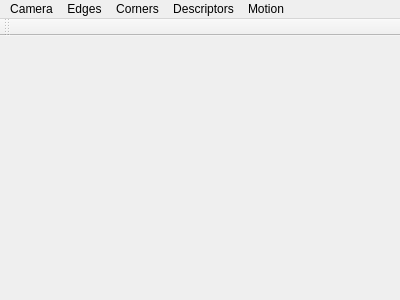
Old version of the form OpenCV/Webcam/Webcam/mainwindow.ui in the repository leparrav/Playground.
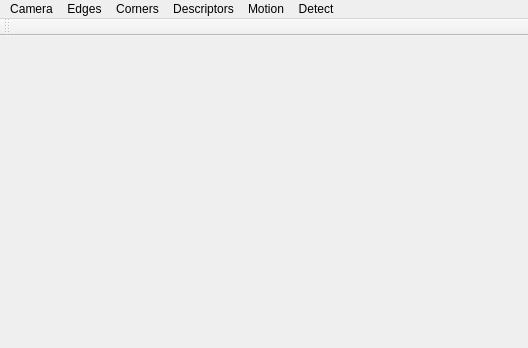
New version of the form.

```diff
--- a/OpenCV/Webcam/Webcam/mainwindow.ui
+++ b/OpenCV/Webcam/Webcam/mainwindow.ui
@@ -6,8 +6,8 @@
    <rect>
     <x>0</x>
     <y>0</y>
-    <width>400</width>
-    <height>300</height>
+    <width>528</width>
+    <height>348</height>
    </rect>
   </property>
   <property name="windowTitle">
@@ -29,7 +29,7 @@
     <rect>
      <x>0</x>
      <y>0</y>
-     <width>400</width>
+     <width>528</width>
      <height>25</height>
     </rect>
    </property>
@@ -73,11 +73,20 @@
     <addaction name="actionBackground_substract"/>
     <addaction name="actionFeature_matching"/>
    </widget>
+   <widget class="QMenu" name="menuDetect">
+    <property name="title">
+     <string>Detect</string>
+    </property>
+    <addaction name="actionFace"/>
+    <addaction name="actionEyes"/>
+    <addaction name="actionObject"/>
+   </widget>
    <addaction name="menuCamera"/>
    <addaction name="menuFunctions"/>
    <addaction name="menuDescriptors"/>
    <addaction name="menuDescriptors_2"/>
    <addaction name="menuMotion"/>
+   <addaction name="menuDetect"/>
   </widget>
   <widget class="QToolBar" name="mainToolBar">
    <attribute name="toolBarArea">
```
Left out of the diff: 15 changed lines with no effect on the pictures.
